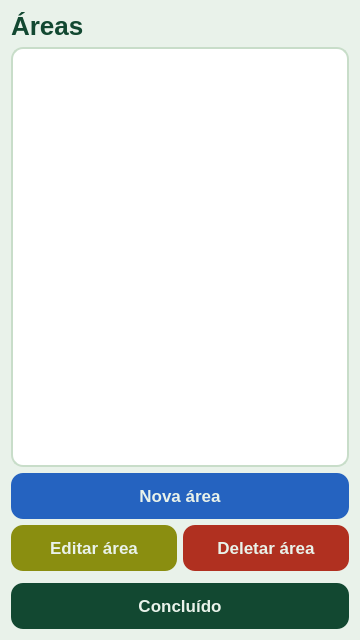
First picture: the form in gui/Areas.ui, repository pollyanasousa/projeto-interdisciplinar-ufrpe, before the edit.
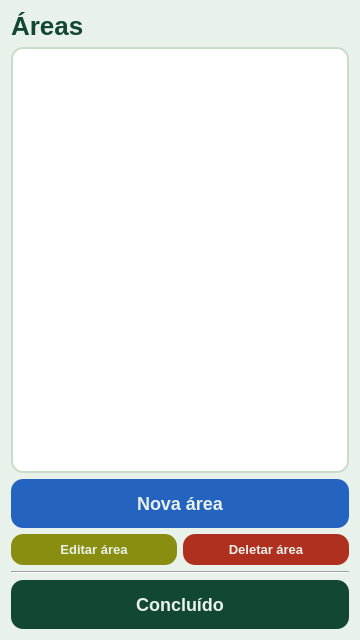
Second picture: the form after the edit.

```diff
--- a/gui/Areas.ui
+++ b/gui/Areas.ui
@@ -27,11 +27,11 @@
   </property>
   <property name="styleSheet">
    <string notr="true">QWidget { background-color: #E9F2EA; font-family: &quot;Roboto Flex&quot;; }
-QPushButton { background-color: #124831; color: #E9F2EA; font-family: &quot;Roboto Flex&quot;; font-weight: 700; font-size: 17px; border-radius: 12px; padding: 13px; border: none; }
+QPushButton { background-color: #124831; color: #E9F2EA; font-family: &quot;Roboto Flex&quot;; font-weight: 700; font-size: 18px; border-radius: 12px; padding: 14px; border: none; }
 QPushButton:hover { background-color: #0a3020; }
 QPushButton#new_area_button { background-color: #2563C0; }
-QPushButton#update_area_button { background-color: #8a8e10; margin-bottom: 0px; }
-QPushButton#delete_area_button { background-color: #b03020; margin-bottom: 0px; }
+QPushButton#update_area_button { background-color: #8a8e10; margin-bottom: 0px; font-size: 13px; padding: 8px; }
+QPushButton#delete_area_button { background-color: #b03020; margin-bottom: 0px; font-size: 13px; padding: 8px; }
 QLabel#main_label { font-family: &quot;Roboto Flex&quot;; font-weight: 800; font-size: 26px; color: #124831; }
 QListWidget { background-color: #FFFFFF; border: 1.5px solid #c8ddc9; border-radius: 12px; font-size: 14px; padding: 4px; }
 QListWidget::item { padding: 10px 8px; border-bottom: 1px solid #e8f0e9; }
@@ -76,7 +76,7 @@
    <item>
     <widget class="Line" name="line">
      <property name="orientation">
-      <enum>Qt::Orientation::Vertical</enum>
+       <enum>Qt::Orientation::Horizontal</enum>
      </property>
     </widget>
    </item>
```
